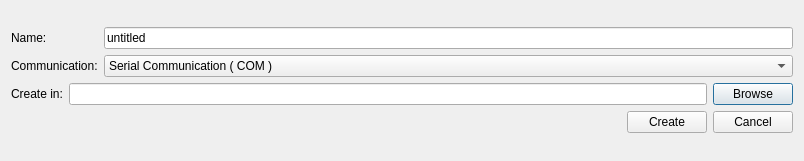
This is ScaraControlGUI/newprojectdialog.ui in mnowator/SCARA_Control as Qt 5 draws it before an edit. The edited form follows.
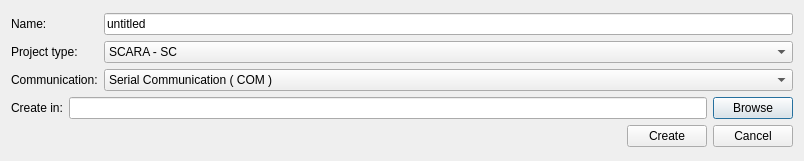
This is the edited form.

Patch:
```diff
--- a/ScaraControlGUI/newprojectdialog.ui
+++ b/ScaraControlGUI/newprojectdialog.ui
@@ -38,6 +38,13 @@
              </property>
             </widget>
            </item>
+           <item>
+            <widget class="QLabel" name="label_4">
+             <property name="text">
+              <string>Project type:</string>
+             </property>
+            </widget>
+           </item>
            <item>
             <widget class="QLabel" name="label_3">
              <property name="text">
@@ -56,6 +63,25 @@
              </property>
             </widget>
            </item>
+           <item>
+            <widget class="QComboBox" name="projectTypeComboBox">
+             <item>
+              <property name="text">
+               <string>SCARA - SC</string>
+              </property>
+             </item>
+             <item>
+              <property name="text">
+               <string>Delta - D1</string>
+              </property>
+             </item>
+             <item>
+              <property name="text">
+               <string>Parallel SCARA</string>
+              </property>
+             </item>
+            </widget>
+           </item>
            <item>
             <widget class="QComboBox" name="communicationTypeComboBox">
              <item>
```
